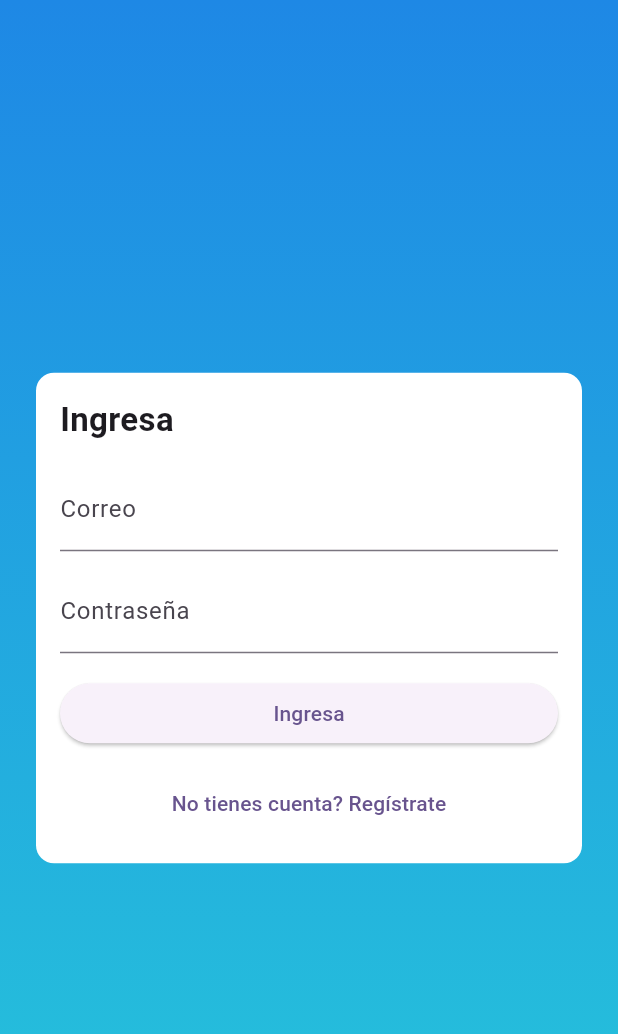
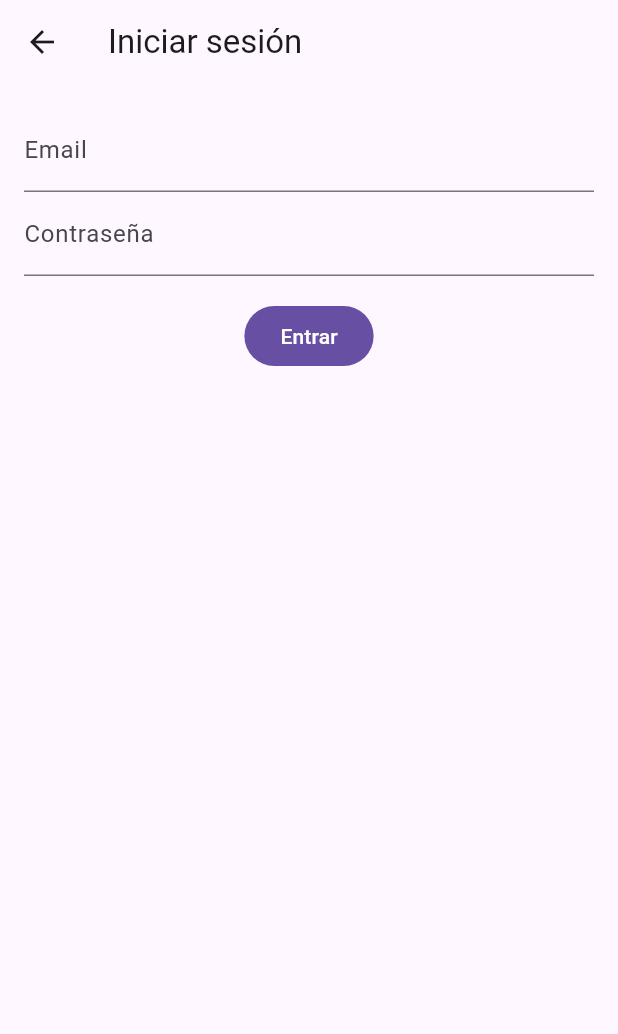
Before and after one commit to Carlosmercg/Bochica, a Flutter app: the screen it shows after launch, after a tap on "Ingresa", on a phone screen of 412 x 824 dp. Shown: the top 1034 px of the screen. Run offline on Flutter 3.47's test engine with Material 3 defaults, Android fonts, the phone set to English and light mode, and no system bars; our stand-ins replace firebase_auth, firebase_core; accounts and stored records are empty.

Commit message:
feat(auth): implement email/password login and registration with Firebase

```diff
--- a/front/lib/auth/screens/auth_login_screen.dart
+++ b/front/lib/auth/screens/auth_login_screen.dart
@@ -1,55 +1,84 @@
 import 'package:flutter/material.dart';
-import '../../core/routes/app_routes.dart';
+import 'package:provider/provider.dart';
+import '../../core/services/auth_service.dart';
 
-class AuthLoginScreen extends StatelessWidget {
+class AuthLoginScreen extends StatefulWidget {
   const AuthLoginScreen({super.key});
+
+  @override
+  State<AuthLoginScreen> createState() => _AuthLoginScreenState();
+}
+
+class _AuthLoginScreenState extends State<AuthLoginScreen> {
+  final _formKey = GlobalKey<FormState>();
+  final _emailCtrl = TextEditingController();
+  final _passCtrl = TextEditingController();
+  bool _loading = false;
+
+  @override
+  void dispose() {
+    _emailCtrl.dispose();
+    _passCtrl.dispose();
+    super.dispose();
+  }
+
+  Future<void> _login() async {
+    if (!_formKey.currentState!.validate()) return;
+    setState(() => _loading = true);
+    try {
+      await context.read<AuthService>().signInWithEmail(
+        email: _emailCtrl.text,
+        password: _passCtrl.text,
+      );
+      if (mounted) Navigator.of(context).pop(); // o pushNamed a tu dashboard
+    } on Exception catch (e) {
+      if (!mounted) return;
+      ScaffoldMessenger.of(
+        context,
+      ).showSnackBar(SnackBar(content: Text('Error al iniciar sesión: $e')));
+    } finally {
+      if (mounted) setState(() => _loading = false);
+    }
+  }
 
   @override
   Widget build(BuildContext context) {
     return Scaffold(
-      body: Container(
-        decoration: const BoxDecoration(
-          gradient: LinearGradient(
-            begin: Alignment.topCenter,
-            end: Alignment.bottomCenter,
-            colors: [Color(0xFF1E88E5), Color(0xFF26C6DA)],
-          ),
-        ),
-        child: SafeArea(
-          child: Center(
-            child: Padding(
-              padding: const EdgeInsets.all(24),
-              child: Column(
-                mainAxisAlignment: MainAxisAlignment.center,
-                crossAxisAlignment: CrossAxisAlignment.stretch,
-                children: [
-                  Container(
-                    padding: const EdgeInsets.all(16),
-                    decoration: BoxDecoration(color: Colors.white, borderRadius: BorderRadius.circular(12)),
-                    child: Column(
-                      crossAxisAlignment: CrossAxisAlignment.stretch,
-                      children: [
-                        const Text('Ingresa', style: TextStyle(fontSize: 22, fontWeight: FontWeight.w700)),
-                        const SizedBox(height: 16),
-                        const TextField(decoration: InputDecoration(labelText: 'Correo')),
-                        const SizedBox(height: 12),
-                        const TextField(decoration: InputDecoration(labelText: 'Contraseña'), obscureText: true),
-                        const SizedBox(height: 16),
-                        ElevatedButton(
-                          onPressed: () => Navigator.pushReplacementNamed(context, AppRoutes.dashboardGeneralUsuario),
-                          child: const Text('Ingresa'),
-                        ),
-                        const SizedBox(height: 12),
-                        TextButton(
-                          onPressed: () => Navigator.pushReplacementNamed(context, AppRoutes.authRegister),
-                          child: const Text('No tienes cuenta? Regístrate'),
-                        ),
-                      ],
-                    ),
-                  ),
-                ],
+      appBar: AppBar(title: const Text('Iniciar sesión')),
+      body: Padding(
+        padding: const EdgeInsets.all(16),
+        child: Form(
+          key: _formKey,
+          child: Column(
+            children: [
+              TextFormField(
+                controller: _emailCtrl,
+                decoration: const InputDecoration(labelText: 'Email'),
+                validator:
+                    (v) =>
+                        (v == null || !v.contains('@'))
+                            ? 'Email inválido'
+                            : null,
               ),
-            ),
+              TextFormField(
+                controller: _passCtrl,
+                decoration: const InputDecoration(labelText: 'Contraseña'),
+                obscureText: true,
+                validator:
+                    (v) =>
+                        (v == null || v.length < 6)
+                            ? 'Mínimo 6 caracteres'
+                            : null,
+              ),
+              const SizedBox(height: 16),
+              FilledButton(
+                onPressed: _loading ? null : _login,
+                child:
+                    _loading
+                        ? const CircularProgressIndicator()
+                        : const Text('Entrar'),
+              ),
+            ],
           ),
         ),
       ),
--- a/front/lib/dashboards/screens/dashboard_stats_usuario_screen.dart
+++ b/front/lib/dashboards/screens/dashboard_stats_usuario_screen.dart
@@ -242,7 +242,8 @@ class _StatusPill extends StatelessWidget {
       padding: const EdgeInsets.symmetric(horizontal: 10, vertical: 6),
       decoration: BoxDecoration(
         color: color.withOpacity(.12),
-        border: Border.all(color: color.withOpacity(.4)),
+        border: Border.all(color: color.withValues(alpha: 0.5)),
+
         borderRadius: BorderRadius.circular(18),
       ),
       child: Row(
--- a/front/lib/main.dart
+++ b/front/lib/main.dart
@@ -1,32 +1,32 @@
 import 'package:flutter/material.dart';
+import 'package:provider/provider.dart';
 import 'package:firebase_core/firebase_core.dart';
+
+import 'firebase_options.dart';
+import 'core/services/auth_service.dart';
 import 'core/routes/app_routes.dart';
 
 Future<void> main() async {
   WidgetsFlutterBinding.ensureInitialized();
+  await Firebase.initializeApp(options: DefaultFirebaseOptions.currentPlatform);
 
-  try {
-    await Firebase.initializeApp();
-    print('✅ Firebase conectado correctamente');
-  } catch (e) {
-    print('❌ Error al conectar con Firebase: $e');
-  }
-
-  runApp(const MiApp());
+  runApp(
+    MultiProvider(
+      providers: [ChangeNotifierProvider(create: (_) => AuthService())],
+      child: const MyApp(),
+    ),
+  );
 }
 
-class MiApp extends StatelessWidget {
-  const MiApp({super.key});
+class MyApp extends StatelessWidget {
+  const MyApp({super.key});
 
   @override
   Widget build(BuildContext context) {
     return MaterialApp(
       debugShowCheckedModeBanner: false,
-      title: 'Mi App Flutter',
-      theme: ThemeData(
-        colorScheme: ColorScheme.fromSeed(seedColor: Colors.deepPurple),
-        useMaterial3: true,
-      ),
+      title: 'Bochica',
+      theme: ThemeData(useMaterial3: true),
       initialRoute: AppRoutes.authWelcome,
       onGenerateRoute: AppRoutes.onGenerateRoute,
     );
```
Also changed, not shown: front/lib/auth/models/auth_user.dart (+2 -10 lines), front/lib/auth/screens/auth_perfil_screen.dart (+127 -3 lines), front/lib/auth/screens/auth_registro_screen.dart (+80 -14 lines), front/lib/core/services/auth_service.dart (added, +63 -0 lines), front/pubspec.yaml (+4 -3 lines), front/firebase.json (added), front/lib/firebase_options.dart (added), front/pubspec.lock, 20 other files.
